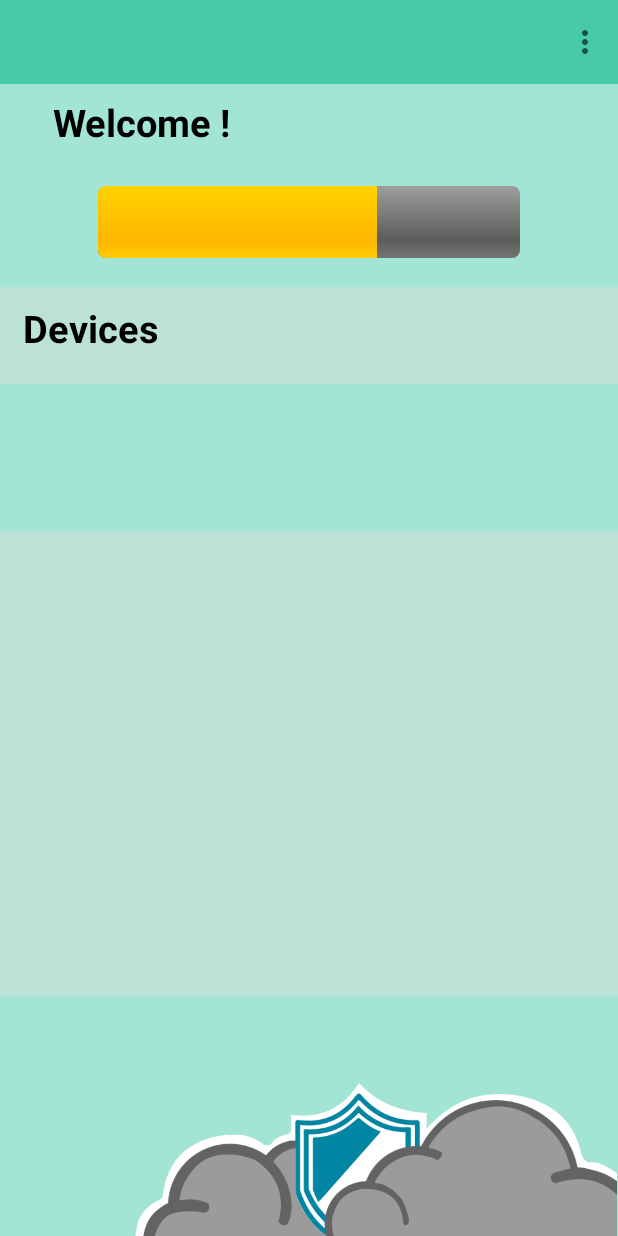
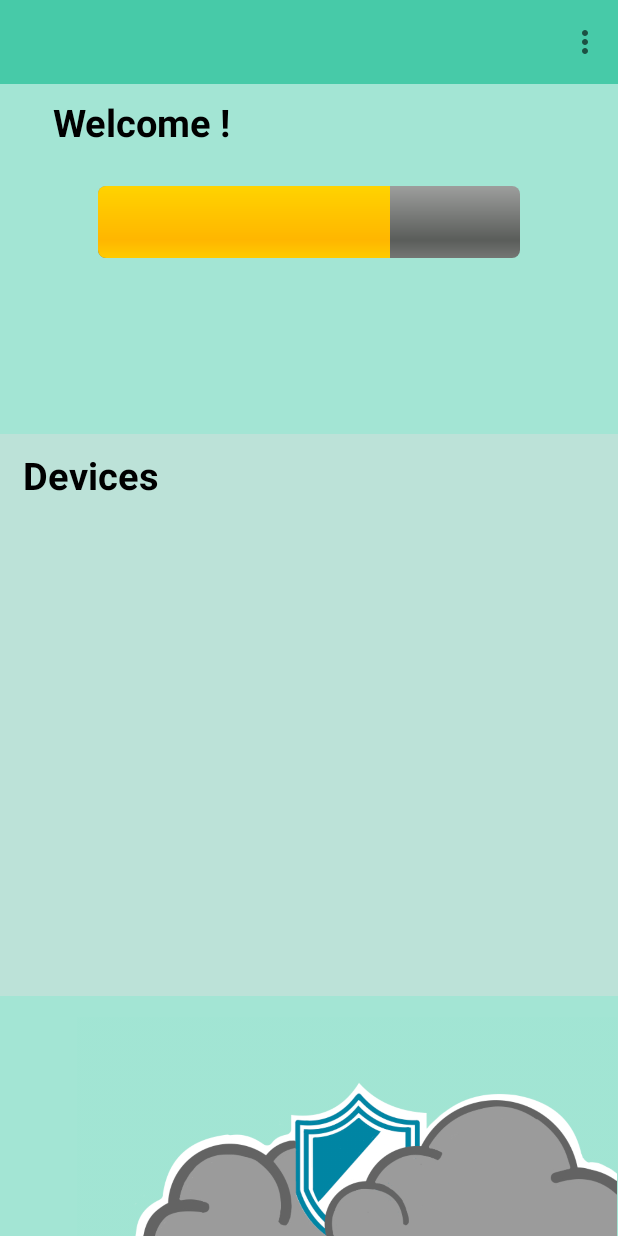
Before and after one commit to NichHarris/GasGuard, an Android app: the screen it shows after launch once a user with an empty profile is signed in (HomeActivity), on a phone screen of 412 x 824 dp. Run offline under Robolectric (Android 15) with nearby library versions, the phone set to English and light mode, and no system bars; our stand-ins replace Firebase (no records; nobody signed in at launch, a user with empty details on screens opened directly).

Commit message:
Getting Device Data from DB and Fixed Device Data to Accept Location

```diff
--- a/app/src/main/java/com/example/minicapstone390/Views/HomeActivity.java
+++ b/app/src/main/java/com/example/minicapstone390/Views/HomeActivity.java
@@ -9,11 +9,8 @@ import android.os.Bundle;
 import android.util.Log;
 import android.view.Menu;
 import android.view.MenuItem;
-import android.widget.ArrayAdapter;
 import android.widget.ProgressBar;
 import android.widget.TextView;
-import android.widget.ListView;
-import android.widget.Toast;
 
 import com.example.minicapstone390.Controllers.Database;
 import com.example.minicapstone390.Controllers.SharedPreferenceHelper;
@@ -45,11 +42,11 @@ public class HomeActivity extends AppCompatActivity {
     protected ProgressBar progressBar;
     protected Toolbar toolbar;
 
-    protected ListView deviceList;
     protected List<String> deviceIds;
     protected ArrayList<Device> devList;
+
+    protected RecyclerView deviceListView;
     protected DeviceAdapter deviceAdapter;
-    protected RecyclerView rc;
 
     public static String wifiModuleIp = "";
     public static int wifiModulePort = 0;
@@ -78,25 +75,17 @@ public class HomeActivity extends AppCompatActivity {
         progressBar = (ProgressBar) findViewById(R.id.progress_bar);
         deviceIds = new ArrayList<>();
         welcomeUserMessage = (TextView) findViewById(R.id.welcomeUserMessage);
-        deviceList = (ListView) findViewById(R.id.deviceDataList);
 
         devList = new ArrayList<>();
 
         // Update page info
-        // TODO: Commented for testing, uncomment now
         updatePage();
 
-        // Device Names
-//        ArrayList<Device> dnames = new ArrayList<>();
-//        dnames.add(new Device("nice", "Downtown Montreal, QC", false));
-//        dnames.add(new Device("many devices", "DDO, QC", true));
-//        dnames.add(new Device("cool", "Vaudreil, QC", true));
-
         // Recycler View for Devices
-        rc = (RecyclerView) findViewById(R.id.devicesRecyclerView);
+        deviceListView = (RecyclerView) findViewById(R.id.devicesRecyclerView);
+        deviceListView.setLayoutManager(new LinearLayoutManager(this));
         deviceAdapter = new DeviceAdapter(devList);
-        rc.setLayoutManager(new LinearLayoutManager(this));
-        rc.setAdapter(deviceAdapter);
+        deviceListView.setAdapter(deviceAdapter);
 
         /*
         deviceAdapter.setOnDeviceClickListener(new DeviceAdapter.onDeviceClickListener() {
@@ -114,8 +103,7 @@ public class HomeActivity extends AppCompatActivity {
     @Override
     protected void onResume() {
         super.onResume();
-        // TODO: Commented for testing, uncomment now
-        //updatePage();
+        updatePage();
     }
 
     // Display options menu in task-bar
@@ -188,9 +176,9 @@ public class HomeActivity extends AppCompatActivity {
                     addToDeviceList(ds.getValue(String.class));
                 }
 
-                deviceList.setOnItemClickListener((parent, view, position, id) -> {
-                    goToDeviceActivity(deviceIds.get(position));
-                });
+//                deviceList.setOnItemClickListener((parent, view, position, id) -> {
+//                    goToDeviceActivity(deviceIds.get(position));
+//                });
 
                 getDeviceNames(deviceIds);
             }
@@ -209,8 +197,9 @@ public class HomeActivity extends AppCompatActivity {
             @Override
             public void onDataChange(@NonNull DataSnapshot snapshot) {
                 try {
-                    String userName = snapshot.child("username").getValue(String.class);
-                    String defaultMessage = getResources().getString(R.string.welcome_user).replace("{0}", userName != null ? userName : "");
+                    String userFirstName = snapshot.child("userFirstName").getValue(String.class);
+
+                    String defaultMessage = getResources().getString(R.string.welcome_user).replace("{0}", userFirstName != null ? userFirstName : "");
                     welcomeUserMessage.setText(defaultMessage);
                 } catch (Exception e) {
                     return;
@@ -223,15 +212,15 @@ public class HomeActivity extends AppCompatActivity {
                 throw e.toException();
             }
         });
-        // TODO: Commented for testing, uncomment now
-        //loadDeviceList();
+
+        loadDeviceList();
         updateProgressBar();
     }
 
     // TODO
     private void updateProgressBar() {
         // TODO: Get an aggregate of the data from active sensors and devices and display relative health
-        progressBar.setProgress(66);
+        progressBar.setProgress(69);
     }
 
     // Navigation to Profile Activity
@@ -249,7 +238,7 @@ public class HomeActivity extends AppCompatActivity {
 
     // Get List of device names associated with the user
     private void getDeviceNames(List<String> devices) {
-        List<String> deviceNames = new ArrayList<>();
+        ArrayList<Device> devicesData = new ArrayList<>();
 
         for (String id: devices) {
             //TODO: check if devices are part of the user
@@ -258,12 +247,19 @@ public class HomeActivity extends AppCompatActivity {
                 @Override
                 public void onDataChange(@NonNull DataSnapshot snapshot) {
                     try {
-                        deviceNames.add(snapshot.child("deviceName").getValue(String.class));
+                        // Get Device Data from DB
+                        String devName = snapshot.child("deviceName").getValue(String.class);
+                        String devLocation = snapshot.child("location").getValue(String.class);
+                        boolean devStatus = snapshot.child("status").getValue(Boolean.class);
+
+                        //Add Device to Device List
+                        devicesData.add(new Device(devName, devLocation, devStatus));
                     } catch (Exception e) {
                         Log.d(TAG, e.toString());
                         return;
                     }
-                    setDeviceList(deviceNames);
+
+                    setDeviceList(devicesData);
                 }
 
                 @Override
@@ -273,13 +269,12 @@ public class HomeActivity extends AppCompatActivity {
                 }
             });
         }
-        setDeviceList(deviceNames);
     }
 
-    // Add Devices to ListView
-    private void setDeviceList(List<String> devices) {
-        ArrayAdapter<String> adapter = new ArrayAdapter<>(this, android.R.layout.simple_list_item_1, devices);
-        deviceList.setAdapter(adapter);
+    // Add Devices to ListView from DB Snapshots
+    private void setDeviceList(ArrayList<Device> devicesData) {
+        deviceAdapter = new DeviceAdapter(devicesData);
+        deviceListView.setAdapter(deviceAdapter);
     }
 
     // Add device to deviceIds
--- a/app/src/main/res/layout/activity_home.xml
+++ b/app/src/main/res/layout/activity_home.xml
@@ -59,7 +59,7 @@
         android:textColor="@color/black"
         android:textSize="25sp"
         android:textStyle="bold"
-        app:layout_constraintBottom_toTopOf="@+id/deviceDataList"
+        app:layout_constraintBottom_toTopOf="@id/devicesRecyclerView"
         app:layout_constraintStart_toStartOf="parent" />
 
     <androidx.recyclerview.widget.RecyclerView
@@ -71,18 +71,6 @@
         app:layout_constraintBottom_toBottomOf="parent"
         app:layout_constraintEnd_toEndOf="parent"
         app:layout_constraintStart_toStartOf="parent" />
-
-    <ListView
-        android:id="@+id/deviceDataList"
-        android:layout_width="413dp"
-        android:layout_height="262dp"
-        android:layout_marginVertical="200dp"
-        android:layout_marginTop="200dp"
-        android:textStyle="normal"
-        app:layout_constraintEnd_toEndOf="parent"
-        app:layout_constraintHorizontal_bias="0.0"
-        app:layout_constraintStart_toStartOf="parent"
-        app:layout_constraintTop_toTopOf="@+id/welcomeUserMessage" />
 
     <ImageView
         android:id="@+id/gg_cloud_home"
```
